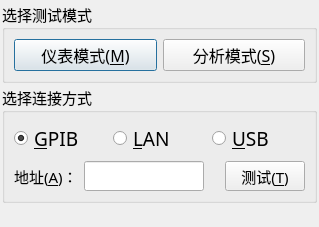
This is common/frmSelectConnection.ui in caicaiking/WKEFactoryView2014 as Qt 5 draws it before an edit. The edited form follows.
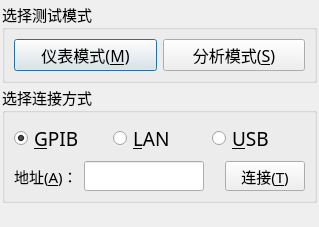
This is the edited form.

Patch:
```diff
--- a/common/frmSelectConnection.ui
+++ b/common/frmSelectConnection.ui
@@ -228,7 +228,7 @@
            </font>
           </property>
           <property name="text">
-           <string>测试(&amp;T)</string>
+           <string>连接(&amp;T)</string>
           </property>
          </widget>
         </item>
```
